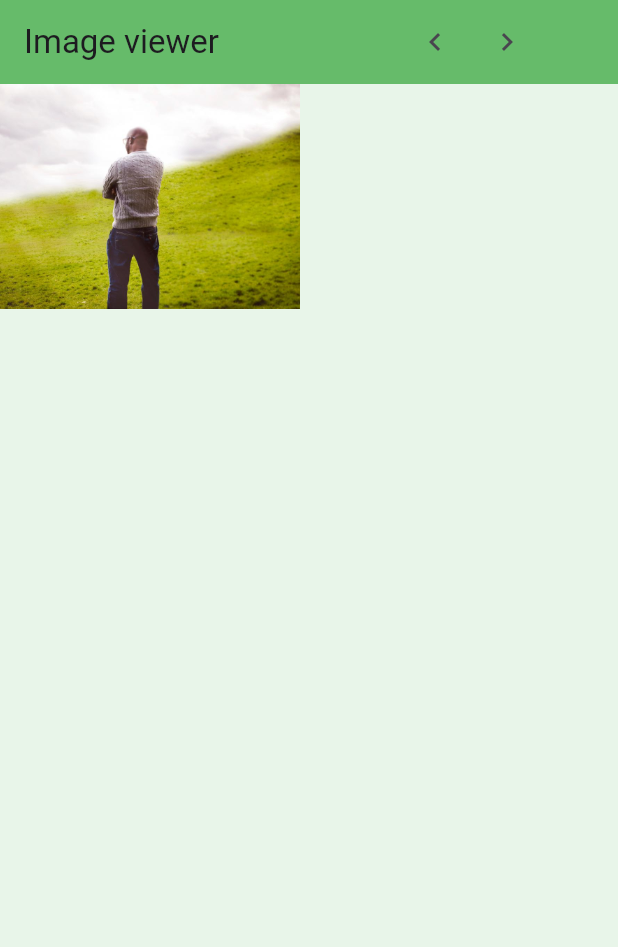
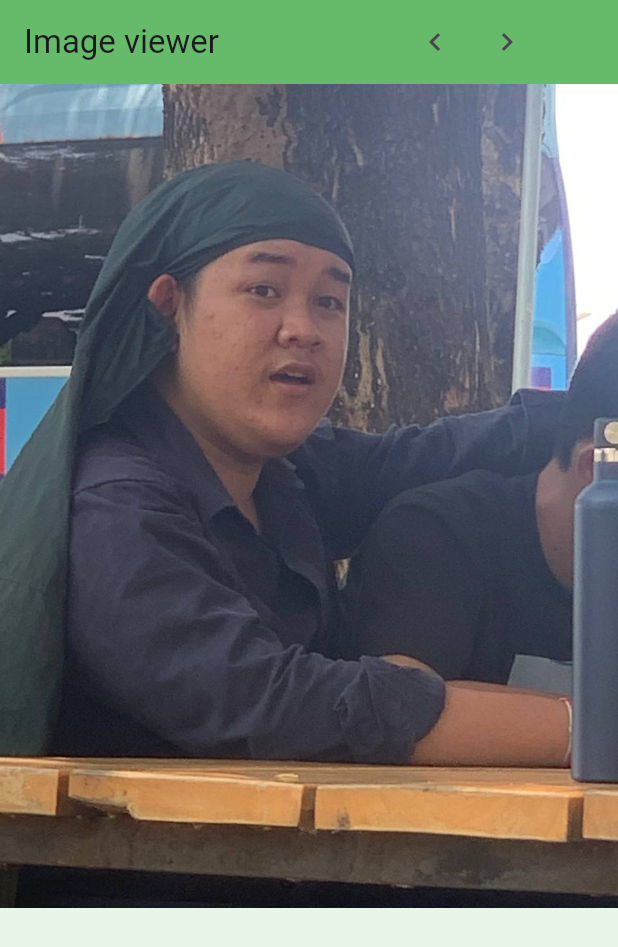
Before and after one commit to KimsokhomZz/FLUTTER-TERM-1, a Flutter app: the ImageGallery screen opened directly, after a tap on the "navigate before" icon, on a phone screen of 412 x 824 dp. Shown: the top 947 px of the screen. Run offline on Flutter 3.47's test engine with Material 3 defaults, Android fonts, the phone set to English and light mode, and no system bars.

Commit message:
fix bug Ex3 in w4-s3

```diff
--- a/flutter_workspace/lib/WEEK 4/W4-S1/Ex2 - The products/main.dart
+++ b/flutter_workspace/lib/WEEK 4/W4-S1/Ex2 - The products/main.dart
@@ -16,7 +16,9 @@ void main() {
   runApp(MaterialApp(
     debugShowCheckedModeBanner: false,
     theme: ThemeData(
-        primaryColor: Colors.white, scaffoldBackgroundColor: Colors.blueAccent,),
+      primaryColor: Colors.white,
+      scaffoldBackgroundColor: Colors.blueAccent,
+    ),
     home: Scaffold(
       // backgroundColor: Colors.blueAccent,
       appBar: AppBar(
--- a/flutter_workspace/lib/WEEK 4/W4-S3/1 - START CODE/EX-3/ex_3_start.dart
+++ b/flutter_workspace/lib/WEEK 4/W4-S3/1 - START CODE/EX-3/ex_3_start.dart
@@ -15,24 +15,32 @@ class _ImageGalleryState extends State<ImageGallery> {
     "assets/images/w4-s2/insect.jpg",
     "assets/images/w4-s2/girl.jpg",
     "assets/images/w4-s2/man.jpg",
+    "assets/images/w4-s2/khun.jpg",
+    "assets/images/w4-s2/chet.jpg",
+    "assets/images/w4-s2/vath.jpg",
+    "assets/images/w4-s2/jruk.jpg",
   ];
 
   //previous img
   void showPreviousImage() {
+    setState(() {
       if (_index > 0) {
         _index--;
       } else {
         _index = images.length - 1;
       }
+    });
   }
 
   //next img
   void showNextImage() {
+    setState(() {
       if (_index < images.length - 1) {
         _index++;
       } else {
         _index = 0;
       }
+    });
   }
 
   @override
@@ -46,30 +54,20 @@ class _ImageGalleryState extends State<ImageGallery> {
           IconButton(
             icon: const Icon(Icons.navigate_before),
             tooltip: 'Go to the previous image',
-            onPressed: () {
-              setState(() {
-                showPreviousImage();
-              });
-            },
+            onPressed: showPreviousImage,
           ),
           Padding(
             padding: const EdgeInsets.fromLTRB(0, 0, 50, 0),
             child: IconButton(
               icon: const Icon(Icons.navigate_next),
               tooltip: 'Go to the next image',
-              onPressed: () {
-                setState(() {
-                  showNextImage();
-                });
-              },
+              onPressed: showNextImage,
             ),
           ),
         ],
       ),
       body: Image.asset(
         images[_index],
-        width: 200,
-        height: 150,
         fit: BoxFit.cover,
       ),
     );
--- a/flutter_workspace/pubspec.yaml
+++ b/flutter_workspace/pubspec.yaml
@@ -61,11 +61,7 @@ flutter:
   # To add assets to your application, add an assets section, like this:
   assets:
     - assets/images/
-    - assets/images/w4-s2/bird.jpg
-    - assets/images/w4-s2/bird2.jpg
-    - assets/images/w4-s2/insect.jpg
-    - assets/images/w4-s2/girl.jpg
-    - assets/images/w4-s2/man.jpg
+    - assets/images/w4-s2/
     # - images/a_dot_ham.jpeg
 
   # An image asset can refer to one or more resolution-specific "variants", see
```
Also changed, not shown: flutter_workspace/assets/images/w4-s2/chet.jpg (added), flutter_workspace/assets/images/w4-s2/jruk.jpg (added), flutter_workspace/assets/images/w4-s2/khun.jpg (added), flutter_workspace/assets/images/w4-s2/vath.jpg (added). Lines whose indentation alone changed are shown as unchanged.
